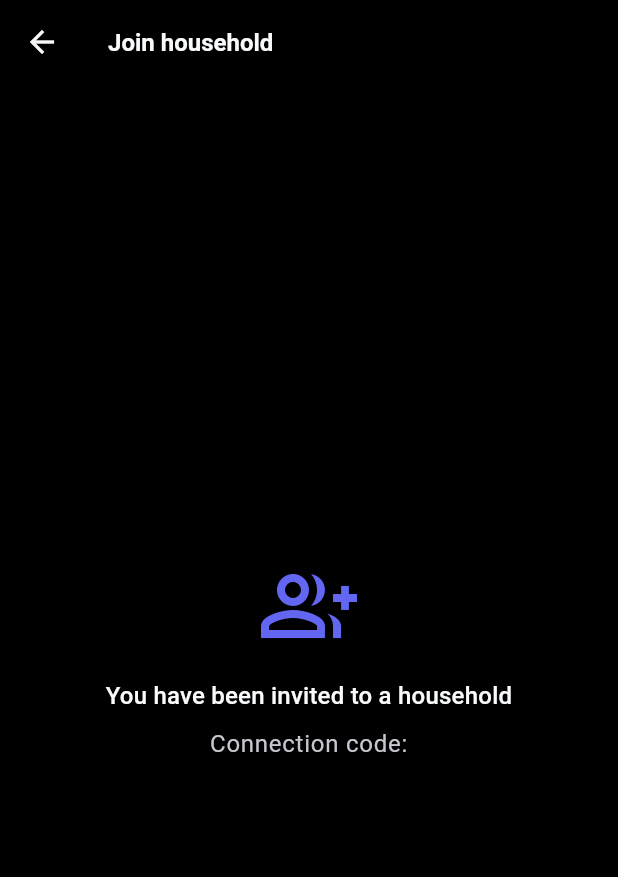
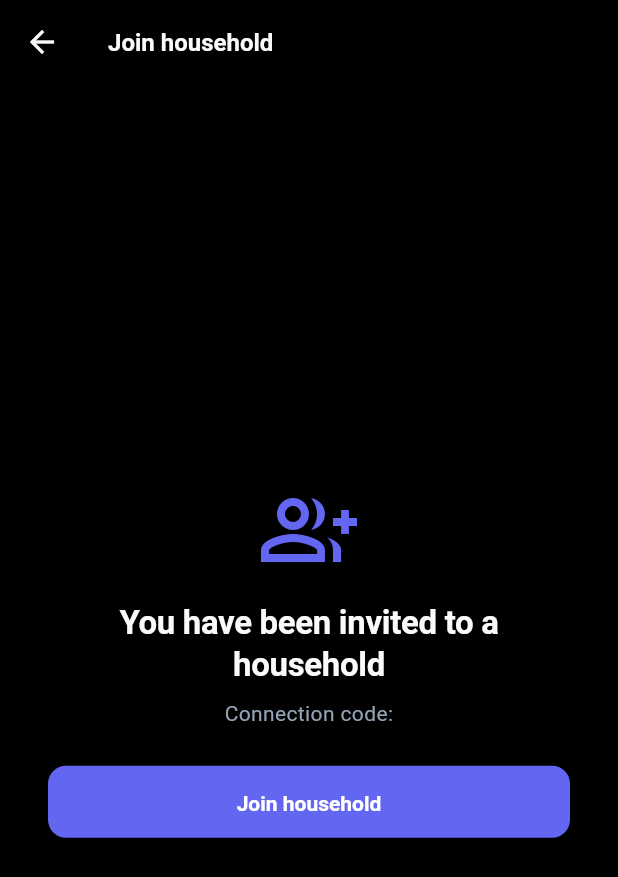
Before and after one commit to HannesEbert/Zaiko, a Flutter app: the JoinHouseholdPage screen opened directly with empty values, on a phone screen of 412 x 824 dp. Shown: the top 877 px of the screen. Run offline on Flutter 3.47's test engine with Material 3 defaults, Android fonts, the phone set to English and light mode, and no system bars; our stand-ins replace flutter_riverpod, freezed_annotation, go_router, qr_flutter, riverpod_annotation, supabase_flutter; accounts and stored records are empty; generated files the repository leaves out were written again.

Commit message:
feat: add invite QR and join flow
Invite sheet showing a code and its QR, and a JoinHouseholdPage that branches on auth and membership: prompt sign-in when signed out, confirm-and-join when eligible, or explain the one-household rule.

Co-Authored-By: Claude Opus 4.8 <noreply@anthropic.com>

```diff
--- a/lib/features/household/presentation/pages/join_household_page.dart
+++ b/lib/features/household/presentation/pages/join_household_page.dart
@@ -1,12 +1,28 @@
 import 'package:flutter/material.dart';
+import 'package:flutter_riverpod/flutter_riverpod.dart';
+import 'package:go_router/go_router.dart';
 
 import '../../../../core/l10n/l10n_extension.dart';
+import '../../../../core/theme/app_colors.dart';
+import '../../../../core/theme/app_spacing.dart';
+import '../../../../core/theme/app_typography.dart';
+import '../../../../shared/widgets/zaiko_buttons.dart';
+import '../../../auth/application/auth_providers.dart';
+import '../../../auth/domain/auth_status.dart';
+import '../../../auth/presentation/pages/login_page.dart';
+import '../../../home/presentation/pages/home_page.dart';
+import '../../../profile/presentation/pages/profile_page.dart';
+import '../../application/households_providers.dart';
+import '../household_error_message.dart';
 
 /// Deep-link target for household invitations (`/join/:code`).
 ///
-/// Placeholder that surfaces the connection code carried by the link;
-/// accepting the invite is wired up once households and Supabase auth exist.
-class JoinHouseholdPage extends StatelessWidget {
+/// Reachable before sign-in. What it offers depends on the viewer:
+///   * signed out          → prompt to sign in (the code is stashed and applied
+///                           after onboarding),
+///   * signed in, no household → confirm and join,
+///   * signed in, has household → explain they must leave theirs first.
+class JoinHouseholdPage extends ConsumerStatefulWidget {
   const JoinHouseholdPage({required this.connectionCode, super.key});
 
   /// Prefix shared by [routePath] and [location] so the path is defined once.
@@ -21,38 +37,135 @@ class JoinHouseholdPage extends StatelessWidget {
   final String connectionCode;
 
   @override
+  ConsumerState<JoinHouseholdPage> createState() => _JoinHouseholdPageState();
+}
+
+class _JoinHouseholdPageState extends ConsumerState<JoinHouseholdPage> {
+  String get _code => widget.connectionCode.trim().toUpperCase();
+
+  Future<void> _accept() async {
+    final joined = await ref
+        .read(onboardingControllerProvider.notifier)
+        .joinByCode(_code);
+    // Joining flips membership to `joined`; leave the public join route by hand
+    // since the redirect keeps invite links reachable.
+    if (joined && mounted) context.go(HomePage.routePath);
+  }
+
+  void _signInToJoin() {
+    ref.read(pendingInviteCodeProvider.notifier).set(_code);
+    context.go(LoginPage.routePath);
+  }
+
+  @override
   Widget build(BuildContext context) {
-    final theme = Theme.of(context);
+    final l10n = context.l10n;
+
+    // Surface join failures (invalid/expired/used code) as a snack bar.
+    ref.listen(onboardingControllerProvider, (_, next) {
+      if (next case AsyncError(:final error)) {
+        ScaffoldMessenger.of(context)
+          ..hideCurrentSnackBar()
+          ..showSnackBar(
+            SnackBar(content: Text(householdErrorMessage(l10n, error))),
+          );
+      }
+    });
 
     return Scaffold(
-      appBar: AppBar(title: Text(context.l10n.joinTitle)),
-      body: Center(
-        child: Padding(
-          padding: const EdgeInsets.all(32),
+      appBar: AppBar(title: Text(l10n.joinTitle)),
+      body: SafeArea(child: Center(child: _buildBody(context))),
+    );
+  }
+
+  Widget _buildBody(BuildContext context) {
+    final l10n = context.l10n;
+    final auth = ref.watch(authStateProvider);
+
+    if (auth == AuthStatus.unauthenticated) {
+      return _JoinMessage(
+        icon: Icons.group_add_outlined,
+        title: l10n.joinInvited,
+        message: l10n.joinSignInPrompt,
+        action: ZaikoPrimaryButton(
+          label: l10n.joinSignInButton,
+          onPressed: _signInToJoin,
+        ),
+      );
+    }
+
+    final membership = ref.watch(householdMembershipProvider);
+    switch (membership) {
+      case HouseholdMembership.joined:
+        return _JoinMessage(
+          icon: Icons.info_outline,
+          title: l10n.joinTitle,
+          message: l10n.householdErrorAlreadyMember,
+          action: ZaikoSecondaryButton(
+            label: l10n.joinToProfileButton,
+            onPressed: () => context.go(ProfilePage.routePath),
+          ),
+        );
+      case HouseholdMembership.none:
+        final isLoading = ref.watch(onboardingControllerProvider).isLoading;
+        return _JoinMessage(
+          icon: Icons.group_add_outlined,
+          title: l10n.joinInvited,
+          message: l10n.joinConnectionCode(_code),
+          action: ZaikoPrimaryButton(
+            label: l10n.joinAcceptButton,
+            isLoading: isLoading,
+            onPressed: _accept,
+          ),
+        );
+      case HouseholdMembership.unknown:
+        return const CircularProgressIndicator();
+    }
+  }
+}
+
+/// Centered icon + title + message with a single call-to-action, shared by the
+/// join page's states.
+class _JoinMessage extends StatelessWidget {
+  const _JoinMessage({
+    required this.icon,
+    required this.title,
+    required this.message,
+    required this.action,
+  });
+
+  final IconData icon;
+  final String title;
+  final String message;
+  final Widget action;
+
+  @override
+  Widget build(BuildContext context) {
+    final colors = context.colors;
+
+    return Padding(
+      padding: const EdgeInsets.all(AppSpacing.s8),
+      child: ConstrainedBox(
+        constraints: const BoxConstraints(maxWidth: 400),
         child: Column(
           mainAxisSize: MainAxisSize.min,
           children: [
-              Icon(
-                Icons.group_add_outlined,
-                size: 64,
-                color: theme.colorScheme.primary,
-              ),
-              const SizedBox(height: 16),
+            Icon(icon, size: 64, color: colors.accent),
+            const SizedBox(height: AppSpacing.s4),
             Text(
-                context.l10n.joinInvited,
-                style: theme.textTheme.titleMedium,
+              title,
+              style: AppTypography.title.copyWith(color: colors.textPrimary),
               textAlign: TextAlign.center,
             ),
-              const SizedBox(height: 8),
+            const SizedBox(height: AppSpacing.s2),
             Text(
-                context.l10n.joinConnectionCode(connectionCode),
-                style: theme.textTheme.bodyLarge?.copyWith(
-                  color: theme.colorScheme.onSurfaceVariant,
-                ),
+              message,
+              style: AppTypography.body.copyWith(color: colors.textSecondary),
               textAlign: TextAlign.center,
             ),
+            const SizedBox(height: AppSpacing.s6),
+            SizedBox(width: double.infinity, child: action),
           ],
-          ),
         ),
       ),
     );
```
Also changed, not shown: lib/features/household/presentation/widgets/household_avatar.dart (added, +44 -0 lines), lib/features/household/presentation/widgets/invite_sheet.dart (added, +186 -0 lines). Lines whose indentation alone changed are shown as unchanged.
